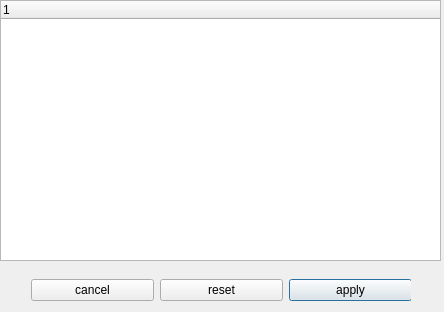
Qt form code/display/implement/QtViewer/Preferences.ui (radio-astro/casa) before a commit.
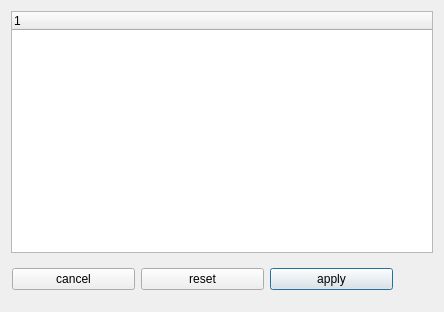
The same form after that commit.

Commit message:
New Development: no             JIRA Issue: no       Ready to Release: yes      Interface Changes: none What Interface Changed: none          Test Programs: none   Put in Release Notes: no
           Description: make tree widget resizable

```diff
--- a/code/display/implement/QtViewer/Preferences.ui
+++ b/code/display/implement/QtViewer/Preferences.ui
@@ -16,14 +16,29 @@
   <property name="modal">
    <bool>true</bool>
   </property>
+  <layout class="QGridLayout" name="gridLayout">
+   <item row="0" column="0">
+    <widget class="QTreeWidget" name="treeWidget">
+     <property name="minimumSize">
+      <size>
+       <width>420</width>
+       <height>236</height>
+      </size>
+     </property>
+     <column>
+      <property name="text">
+       <string notr="true">1</string>
+      </property>
+     </column>
+    </widget>
+   </item>
+   <item row="1" column="0">
   <widget class="QWidget" name="button_box" native="true">
-   <property name="geometry">
-    <rect>
-     <x>30</x>
-     <y>270</y>
-     <width>381</width>
-     <height>41</height>
-    </rect>
+     <property name="minimumSize">
+      <size>
+       <width>200</width>
+       <height>42</height>
+      </size>
    </property>
    <property name="mouseTracking">
     <bool>false</bool>
@@ -80,21 +95,8 @@
     </layout>
    </widget>
   </widget>
-  <widget class="QTreeWidget" name="treeWidget">
-   <property name="geometry">
-    <rect>
-     <x>0</x>
-     <y>0</y>
-     <width>441</width>
-     <height>261</height>
-    </rect>
-   </property>
-   <column>
-    <property name="text">
-     <string notr="true">1</string>
-    </property>
-   </column>
-  </widget>
+   </item>
+  </layout>
  </widget>
  <resources/>
  <connections/>
```
Lines whose indentation alone changed are shown as unchanged.
